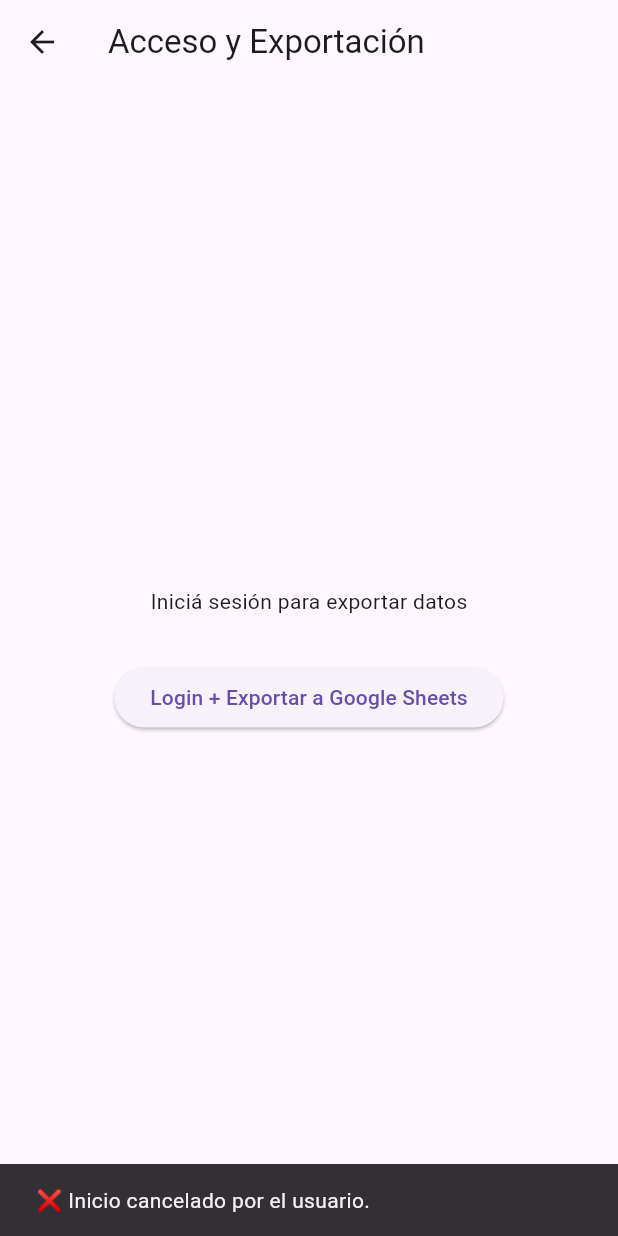
After one commit to jnahuel-developer/valen_market_admin, a Flutter app: the WebLoginAndExportScreen screen opened by its route, after a tap on "Login + Exportar a Google Sheets", on a phone screen of 412 x 824 dp. The commit adds this screen. Run offline on Flutter 3.47's test engine with Material 3 defaults, Android fonts, the phone set to English and light mode, and no system bars; our stand-ins replace cloud_firestore, firebase_auth, firebase_core, flutter_svg, google_sign_in, googleapis_auth; missing offline and left inert: googleapis; accounts and stored records are empty.

Commit message:
mod0007 - Se agrega un login web y se vuelca la base de datos de los clientes hacia una Hoja de Cálculo online con el usuario de gmail

```diff
--- a/docs/Comando_ejecutar_tests.txt
+++ b/docs/Comando_ejecutar_tests.txt
@@ -3,7 +3,7 @@
 /* -------------------------------------------------------------------- */
 
 // Recompilar la app y lanzarla a ejecución para usarla manualmente en el ambiente de desarrollo
-flutter clean; flutter pub get; flutter run -t lib/main_dev.dart --flavor dev
+flutter clean; flutter pub get; flutter run -t lib/main_dev.dart --flavor dev -v
 
 // Recompilar la app y lanzarla a ejecución para usarla manualmente en el ambiente de producción
 flutter clean; flutter pub get; flutter run -t lib/main_prod.dart --flavor prod
@@ -16,7 +16,7 @@ flutter clean; flutter pub get; flutter build apk -t lib/main_dev.dart
 /* -------------------------------------------------------------------- */
 
 // Recompilar la app y lanzarla a ejecución para usarla manualmente en el ambiente de desarrollo
-flutter clean; flutter pub get; flutter run -d chrome -t lib/main_dev.dart --flavor dev
+flutter clean; flutter pub get; flutter run -d chrome -t lib/main_dev.dart
 
 
 
--- /dev/null
+++ b/docs/firebase_comandos_consola.txt
@@ -0,0 +1,5 @@
+// Permitir ejecución de scripts (solo temporal o local)
+Set-ExecutionPolicy -Scope Process -ExecutionPolicy Bypass
+
+// Agregar al Path
+$env:PATH += ";$HOME\AppData\Local\Pub\Cache\bin"
--- a/lib/config/environment.dart
+++ b/lib/config/environment.dart
@@ -5,3 +5,6 @@ class AppConfig {
 
   static bool get isProd => environment == Environment.prod;
 }
+
+const String GOOGLE_SIGN_IN_CLIENT_ID_DEV =
+    '1089321285838-jvb3agltggcimsc1hgbiq6lkh11g7kr4.apps.googleusercontent.com';
--- a/lib/constants/pantallas.dart
+++ b/lib/constants/pantallas.dart
@@ -5,3 +5,6 @@ const String PANTALLA__Clientes__BuscarCliente = '/buscar_cliente';
 const String PANTALLA__Fichas = '/fichas';
 const String PANTALLA__Catalogo = '/catalogo';
 const String PANTALLA__Recorrido = '/recorrido';
+const String PANTALLA_WEB__Login = '/login';
+const String PANTALLA_WEB__Home = '/web_home';
+const String PANTALLA_WEB__LoginYExport = '/login_y_export';
--- /dev/null
+++ b/lib/web_flow/screens/web_login_and_export_screen.dart
@@ -0,0 +1,148 @@
+import 'package:flutter/material.dart';
+import 'package:firebase_auth/firebase_auth.dart';
+import 'package:google_sign_in/google_sign_in.dart';
+import 'package:valen_market_admin/features/clientes/services/clientes_servicios_google_sheets_web.dart';
+import 'package:valen_market_admin/constants/pantallas.dart';
+import 'package:valen_market_admin/config/environment.dart';
+import 'package:url_launcher/url_launcher.dart';
+
+class WebLoginAndExportScreen extends StatefulWidget {
+  const WebLoginAndExportScreen({super.key});
+
+  @override
+  State<WebLoginAndExportScreen> createState() =>
+      _WebLoginAndExportScreenState();
+}
+
+class _WebLoginAndExportScreenState extends State<WebLoginAndExportScreen> {
+  bool _procesando = false;
+
+  Future<void> _iniciarSesionYExportar() async {
+    setState(() => _procesando = true);
+
+    try {
+      /*
+      print('🔁 Cerrando sesión previa...');
+      final signIn = GoogleSignIn();
+      final isSignedIn = await signIn.isSignedIn();
+      if (isSignedIn) {
+        print('🔁 Cerrando sesión previa...');
+        await signIn.signOut();
+      } else {
+        print('ℹ️ No había sesión activa.');
+      }
+      */
+
+      print('🔁 Inicializando GoogleSignIn...');
+      final googleSignIn = GoogleSignIn(
+        clientId: GOOGLE_SIGN_IN_CLIENT_ID_DEV,
+        scopes: [
+          'email',
+          'profile',
+          'openid',
+          'https://www.googleapis.com/auth/drive.file',
+          'https://www.googleapis.com/auth/spreadsheets',
+        ],
+      );
+
+      print('🔁 Solicitando login...');
+      final googleUser = await googleSignIn.signIn();
+
+      if (googleUser == null) {
+        print('🛑 Login cancelado por el usuario.');
+        _mostrarMensaje('❌ Inicio cancelado por el usuario.');
+        setState(() => _procesando = false);
+        return;
+      }
+
+      print('✅ Login exitoso');
+      print('👤 googleUser.displayName: ${googleUser.displayName}');
+      print('👤 googleUser.email: ${googleUser.email}');
+      print('👤 googleUser.id: ${googleUser.id}');
+
+      print('🔁 Solicitando tokens...');
+      final googleAuth = await googleUser.authentication;
+
+      print('🔐 googleAuth.accessToken: ${googleAuth.accessToken}');
+      print('🔐 googleAuth.idToken: ${googleAuth.idToken}');
+
+      if (googleAuth.accessToken == null) {
+        print('🛑 No se recibió accessToken de Google.');
+        _mostrarMensaje('❌ No se recibió accessToken de Google.');
+        setState(() => _procesando = false);
+        return;
+      }
+
+      print('🔁 Autenticando con Firebase...');
+      final cred = GoogleAuthProvider.credential(
+        accessToken: googleAuth.accessToken,
+        idToken: googleAuth.idToken,
+      );
+
+      await FirebaseAuth.instance.signInWithCredential(cred);
+
+      print('✅ Firebase auth OK');
+
+      print('📤 Iniciando exportación a Google Sheets...');
+      final url =
+          await ClientesServiciosGoogleSheetsWeb.exportarClientes(context);
+
+      if (url != null && context.mounted) {
+        print('✅ Exportación OK. Hoja: $url');
+
+        ScaffoldMessenger.of(context).showSnackBar(
+          SnackBar(
+            content: const Text('✅ Clientes exportados correctamente'),
+            action: SnackBarAction(
+              label: 'ABRIR',
+              onPressed: () => launchUrl(Uri.parse(url)),
+            ),
+          ),
+        );
+
+        Navigator.pushReplacementNamed(context, PANTALLA_WEB__Home);
+      } else {
+        print('⚠️ No se generó el archivo de exportación.');
+        _mostrarMensaje('⚠️ No se generó el archivo de exportación.');
+      }
+    } catch (e, st) {
+      print('❌ Error en login/exportación: $e');
+      print(st);
+
+      _mostrarMensaje('❌ Error inesperado durante la exportación.\n$e');
+    }
+
+    if (mounted) setState(() => _procesando = false);
+  }
+
+  void _mostrarMensaje(String mensaje) {
+    if (context.mounted) {
+      ScaffoldMessenger.of(context).showSnackBar(SnackBar(
+        content: Text(mensaje),
+        duration: const Duration(seconds: 6),
+      ));
+    }
+  }
+
+  @override
+  Widget build(BuildContext context) {
+    return Scaffold(
+      appBar: AppBar(title: const Text('Acceso y Exportación')),
+      body: Center(
+        child: _procesando
+            ? const CircularProgressIndicator()
+            : Column(
+                mainAxisAlignment: MainAxisAlignment.center,
+                children: [
+                  const Text('Iniciá sesión para exportar datos'),
+                  const SizedBox(height: 30),
+                  ElevatedButton(
+                    onPressed: _iniciarSesionYExportar,
+                    child: const Text('Login + Exportar a Google Sheets'),
+                  ),
+                ],
+              ),
+      ),
+    );
+  }
+}
```
Also changed, not shown: lib/app/app.dart (+6 -1 lines), lib/features/clientes/services/clientes_servicios_google_sheets.dart (added, +102 -0 lines), lib/features/clientes/services/clientes_servicios_google_sheets_web.dart (added, +147 -0 lines), lib/web_flow/screens/web_home_screen.dart (+17 -0 lines), lib/web_flow/screens/web_login_screen.dart (added, +70 -0 lines), pubspec.yaml (+8 -1 lines), firebase.json, pubspec.lock, 7 other files.
